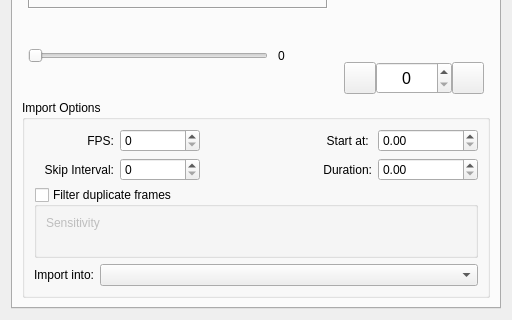
KDE/krita, file libs/ui/animation/VideoImportDialog.ui: the form before one commit; both pictures show x 0 to 512 and y 355 to 675 of the 512 by 675 pixel window.
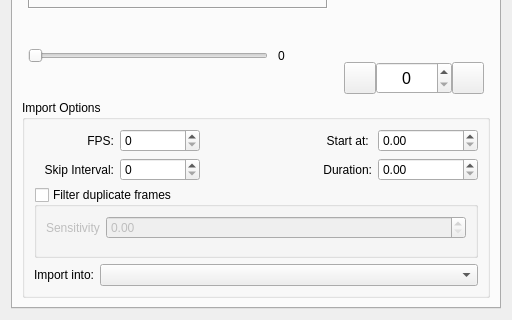
The form after the commit. Custom widgets are drawn as their Qt base class.

Commit message:
ui: Fix Designer not rendering KisDoubleSliderSpinBox as QDoubleSpinBox
Part-of: <https://invent.kde.org/graphics/krita/-/merge_requests/1742>

What changed in the file:
```diff
--- a/libs/ui/animation/VideoImportDialog.ui
+++ b/libs/ui/animation/VideoImportDialog.ui
@@ -703,7 +703,7 @@
  <customwidgets>
   <customwidget>
    <class>KisDoubleSliderSpinBox</class>
-   <extends>QWidget</extends>
+   <extends>QDoubleSpinBox</extends>
    <header location="global">kis_slider_spin_box.h</header>
    <container>1</container>
   </customwidget>
```
The commit also changes 54 other files.
